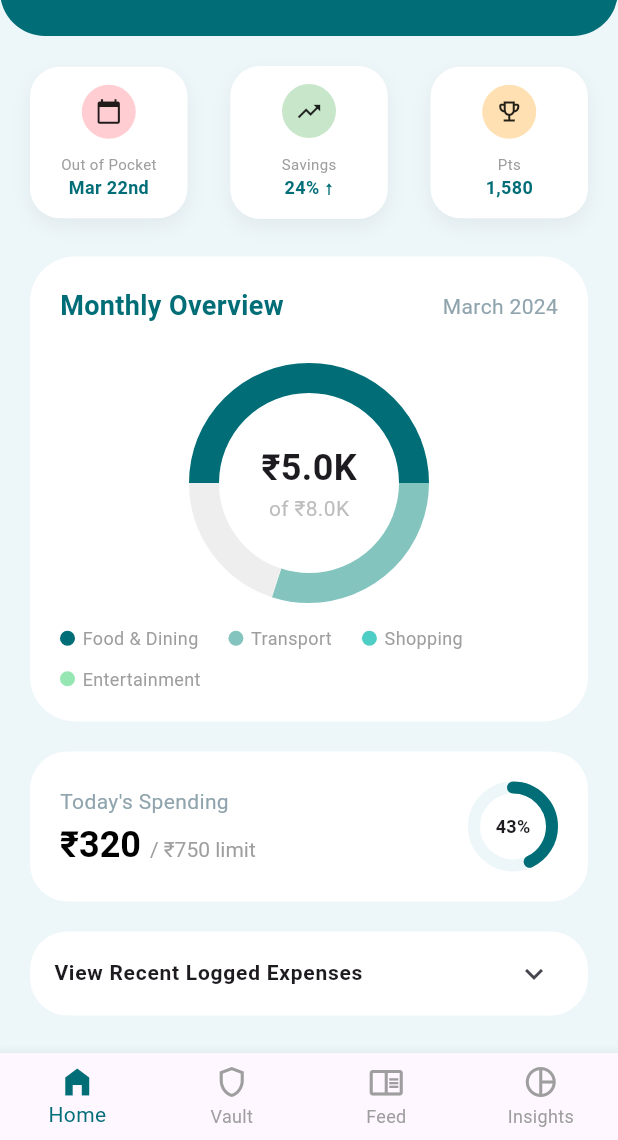
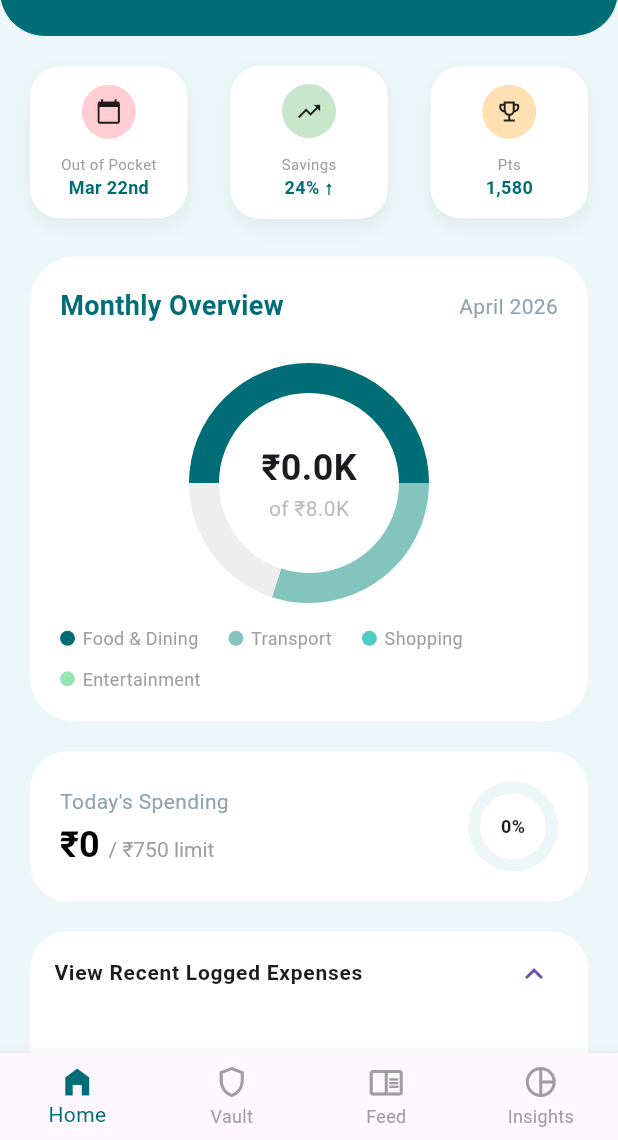
Before and after one commit to Ramana1357/finpath_, a Flutter app: the screen it shows after launch, on a phone screen of 412 x 824 dp, the part 96-1236 px from its top. Run offline on Flutter 3.47's test engine with Material 3 defaults, Android fonts, the phone set to English and light mode, and no system bars; drawn by our look-alikes of fl_chart, percent_indicator; our stand-ins replace firebase_auth, firebase_core, isar, permission_handler; accounts and stored records are empty; generated files the repository leaves out were written again.

Commit message:
feat: wired dynamic database math to dashboard ui charts

```diff
--- a/lib/screens/dashboard_screen.dart
+++ b/lib/screens/dashboard_screen.dart
@@ -19,6 +19,29 @@ class DashboardScreen extends StatelessWidget {
   static const Color primaryTeal = Color(0xFF006D77);
   static const Color backgroundGray = Color(0xFFEDF6F9);
   static const Color accentTeal = Color(0xFF83C5BE);
+
+  // --- MATH HELPERS ---
+  double _calculateTotalSpentThisMonth() {
+    double total = 0;
+    final now = DateTime.now();
+    for (var tx in transactions) {
+      if (tx.isExpense && tx.date.month == now.month && tx.date.year == now.year) {
+        total += tx.amount;
+      }
+    }
+    return total;
+  }
+
+  double _calculateTotalSpentToday() {
+    double total = 0;
+    final now = DateTime.now();
+    for (var tx in transactions) {
+      if (tx.isExpense && tx.date.day == now.day && tx.date.month == now.month && tx.date.year == now.year) {
+        total += tx.amount;
+      }
+    }
+    return total;
+  }
 
   @override
   Widget build(BuildContext context) {
@@ -125,6 +148,9 @@ class DashboardScreen extends StatelessWidget {
   }
 
   Widget _buildMonthlyOverviewCard() {
+    final double totalSpent = _calculateTotalSpentThisMonth();
+    final double monthlyLimit = 8000.0; // Static for now, can be made dynamic later
+
     return Container(
       padding: const EdgeInsets.all(20),
       decoration: BoxDecoration(
@@ -138,7 +164,7 @@ class DashboardScreen extends StatelessWidget {
             mainAxisAlignment: MainAxisAlignment.spaceBetween,
             children: [
               const Text('Monthly Overview', style: TextStyle(fontSize: 18, fontWeight: FontWeight.bold, color: primaryTeal)),
-              Text('March 2024', style: TextStyle(color: Colors.blueGrey[300])),
+              Text('April 2026', style: TextStyle(color: Colors.blueGrey[300])), // Updated to current month
             ],
           ),
           const SizedBox(height: 30),
@@ -162,8 +188,9 @@ class DashboardScreen extends StatelessWidget {
                 Column(
                   mainAxisSize: MainAxisSize.min,
                   children: [
-                    const Text('₹5.0K', style: TextStyle(fontSize: 24, fontWeight: FontWeight.bold)),
-                    Text('of ₹8.0K', style: TextStyle(color: Colors.grey[400])),
+                    // Converts 5000 to 5.0K
+                    Text('₹${(totalSpent / 1000).toStringAsFixed(1)}K', style: const TextStyle(fontSize: 24, fontWeight: FontWeight.bold)),
+                    Text('of ₹${(monthlyLimit / 1000).toStringAsFixed(1)}K', style: TextStyle(color: Colors.grey[400])),
                   ],
                 ),
               ],
@@ -198,6 +225,13 @@ class DashboardScreen extends StatelessWidget {
   }
 
   Widget _buildTodaySpendingCard() {
+    final double todaySpent = _calculateTotalSpentToday();
+    final double dailyLimit = 750.0; // Static for now
+
+    // Calculate percentage and cap it at 100% (1.0) to prevent the circle from overflowing
+    double percent = dailyLimit > 0 ? todaySpent / dailyLimit : 0.0;
+    if (percent > 1.0) percent = 1.0;
+
     return Container(
       padding: const EdgeInsets.all(20),
       decoration: BoxDecoration(color: Colors.white, borderRadius: BorderRadius.circular(25)),
@@ -210,10 +244,10 @@ class DashboardScreen extends StatelessWidget {
               Text('Today\'s Spending', style: TextStyle(color: Colors.blueGrey[300])),
               const SizedBox(height: 5),
               RichText(
-                text: const TextSpan(
+                text: TextSpan(
                   children: [
-                    TextSpan(text: '₹320 ', style: TextStyle(fontSize: 24, fontWeight: FontWeight.bold, color: Colors.black)),
-                    TextSpan(text: '/ ₹750 limit', style: TextStyle(color: Colors.grey)),
+                    TextSpan(text: '₹${todaySpent.toStringAsFixed(0)} ', style: const TextStyle(fontSize: 24, fontWeight: FontWeight.bold, color: Colors.black)),
+                    TextSpan(text: '/ ₹${dailyLimit.toStringAsFixed(0)} limit', style: const TextStyle(color: Colors.grey)),
                   ],
                 ),
               ),
@@ -222,8 +256,8 @@ class DashboardScreen extends StatelessWidget {
           CircularPercentIndicator(
             radius: 30.0,
             lineWidth: 8.0,
-            percent: 0.43,
-            center: const Text("43%", style: TextStyle(fontSize: 12, fontWeight: FontWeight.bold)),
+            percent: percent,
+            center: Text("${(percent * 100).toStringAsFixed(0)}%", style: const TextStyle(fontSize: 12, fontWeight: FontWeight.bold)),
             progressColor: primaryTeal,
             backgroundColor: backgroundGray,
             circularStrokeCap: CircularStrokeCap.round,
@@ -244,6 +278,7 @@ class DashboardScreen extends StatelessWidget {
             shape: RoundedRectangleBorder(borderRadius: BorderRadius.circular(25)),
             collapsedShape: RoundedRectangleBorder(borderRadius: BorderRadius.circular(25)),
             title: const Text('View Recent Logged Expenses', style: TextStyle(fontSize: 14, fontWeight: FontWeight.w600)),
+            initiallyExpanded: true, // Auto-expand to show off the data
             children: [
               transactions.isEmpty
                   ? const Padding(padding: EdgeInsets.all(20), child: Text("No transactions logged yet."))
@@ -253,11 +288,28 @@ class DashboardScreen extends StatelessWidget {
                 itemCount: transactions.length,
                 itemBuilder: (context, index) {
                   final tx = transactions[index];
+
+                  // UI Logic for Colors and Signs
+                  final bool isExpense = tx.isExpense;
+                  final String sign = isExpense ? '-' : '+';
+                  final Color amountColor = isExpense ? Colors.redAccent : Colors.green;
+                  final Color avatarBgColor = isExpense ? Colors.red.withOpacity(0.1) : Colors.green.withOpacity(0.1);
+                  final IconData txIcon = isExpense ? Icons.arrow_upward_rounded : Icons.arrow_downward_rounded;
+
                   return ListTile(
-                    leading: const CircleAvatar(backgroundColor: backgroundGray, child: Icon(Icons.sms_outlined, color: primaryTeal)),
+                    leading: CircleAvatar(
+                        backgroundColor: avatarBgColor,
+                        child: Icon(txIcon, color: amountColor, size: 20)
+                    ),
                     title: Text(tx.title, style: const TextStyle(fontWeight: FontWeight.bold)),
-                    subtitle: Text(tx.smsRawText ?? '', maxLines: 1, overflow: TextOverflow.ellipsis),
-                    trailing: Text('₹${tx.amount.toStringAsFixed(2)}', style: const TextStyle(fontWeight: FontWeight.bold)),
+                    subtitle: Text(
+                        isExpense ? 'Debit' : 'Credit',
+                        style: TextStyle(color: Colors.grey[500], fontSize: 12)
+                    ),
+                    trailing: Text(
+                        '$sign ₹${tx.amount.toStringAsFixed(2)}',
+                        style: TextStyle(fontWeight: FontWeight.bold, color: amountColor, fontSize: 15)
+                    ),
                   );
                 },
               ),
```
Also changed, not shown: lib/main.dart (+5 -3 lines), lib/utils/sms_parser.dart (+71 -30 lines).
